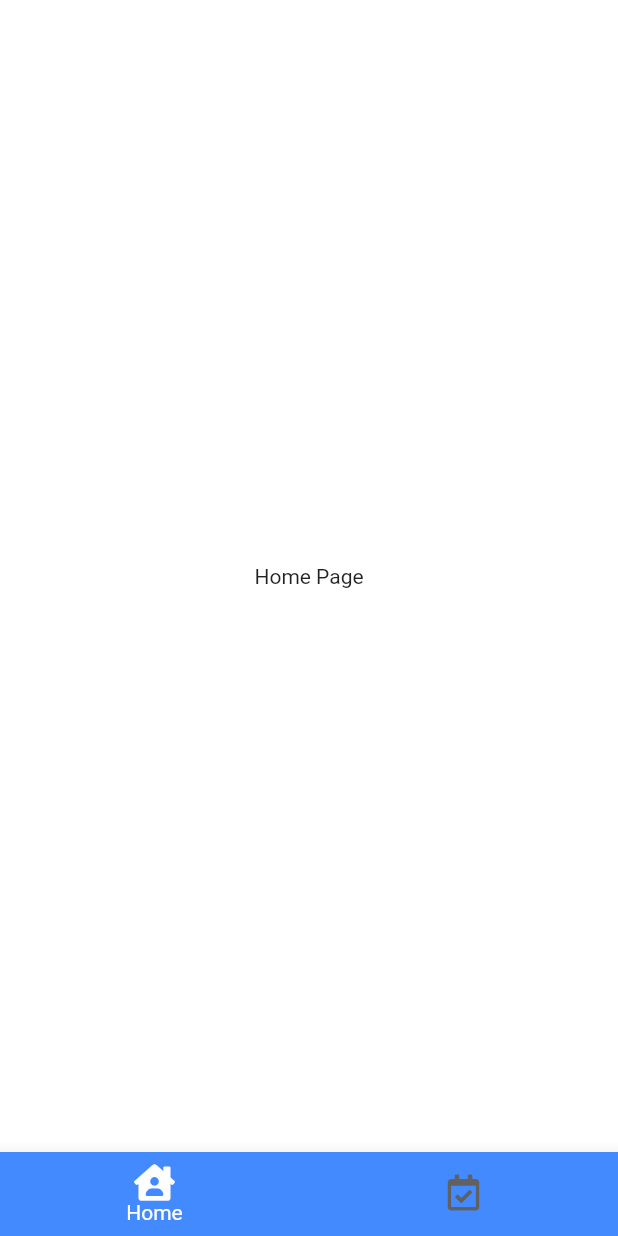
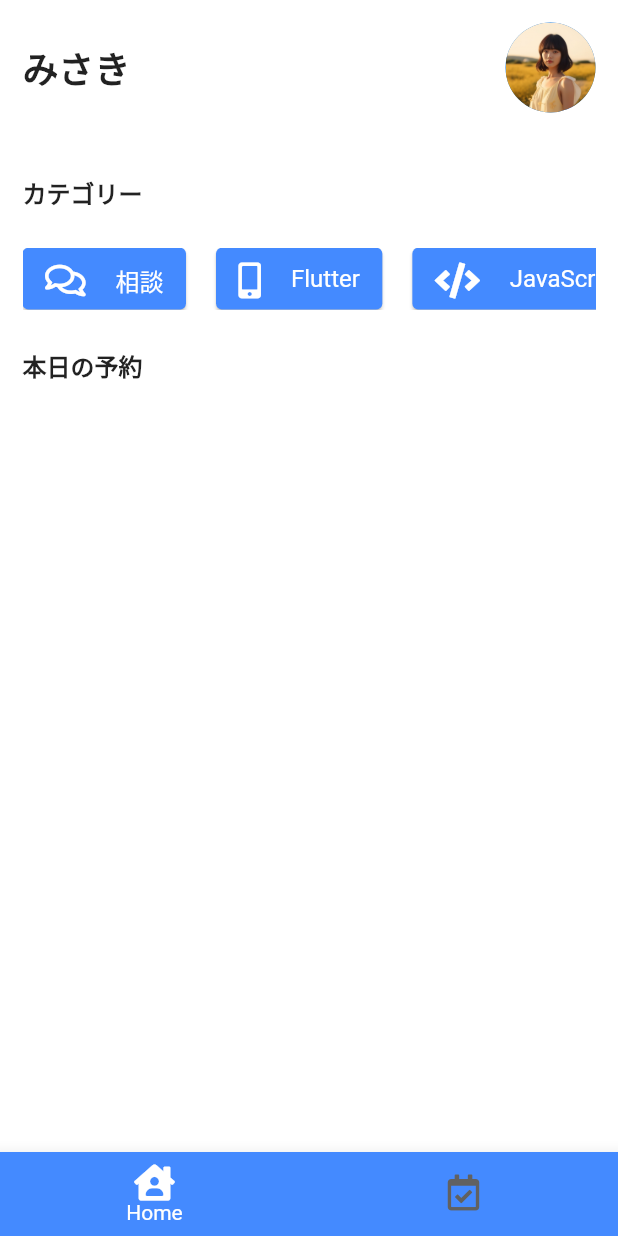
Before and after one commit to shinnkura/flutter_and_laravel, a Flutter app: the screen it shows after launch, after a tap on "サインイン", on a phone screen of 412 x 824 dp. Run offline on Flutter 3.47's test engine with Material 2 defaults, Android fonts, the phone set to English and light mode, and no system bars; our stand-ins replace font_awesome_flutter.

Commit message:
ホームページのカテゴリの作成

```diff
--- a/analysis_options.yaml
+++ b/analysis_options.yaml
@@ -24,6 +24,8 @@ linter:
   rules:
     prefer_const_constructors: false
     prefer_const_constructors_in_immutables: false
+    prefer_const_declarations: false
+    prefer_const_literals_to_create_immutables: false
     # avoid_print: false  # Uncomment to disable the `avoid_print` rule
     # prefer_single_quotes: true  # Uncomment to enable the `prefer_single_quotes` rule
 # Additional information about this file can be found at
--- a/lib/screens/home_page.dart
+++ b/lib/screens/home_page.dart
@@ -1,216 +1,201 @@
-// // import 'package:doctor_appointment_app/components/appointment_card.dart';
-// // import 'package:doctor_appointment_app/components/doctor_card.dart';
-// // import 'package:doctor_appointment_app/models/auth_model.dart';
-// // import 'package:doctor_appointment_app/utils/config.dart';
-// import 'package:flutter/material.dart';
-// import 'package:flutter_and_laravel/utils/config.dart';
-// import 'package:font_awesome_flutter/font_awesome_flutter.dart';
+// import 'package:doctor_appointment_app/components/appointment_card.dart';
+// import 'package:doctor_appointment_app/components/doctor_card.dart';
+// import 'package:doctor_appointment_app/models/auth_model.dart';
+// import 'package:doctor_appointment_app/utils/config.dart';
+import 'package:flutter/material.dart';
+import 'package:flutter_and_laravel/utils/config.dart';
+import 'package:font_awesome_flutter/font_awesome_flutter.dart';
 // import 'package:provider/provider.dart';
 
-// class HomePage extends StatefulWidget {
-//   const HomePage({Key? key}) : super(key: key);
-
-//   @override
-//   State<HomePage> createState() => _HomePageState();
-// }
-
-// class _HomePageState extends State<HomePage> {
-//   Map<String, dynamic> user = {};
-//   Map<String, dynamic> doctor = {};
-//   List<dynamic> favList = [];
-//   List<Map<String, dynamic>> medCat = [
-//     {
-//       "icon": FontAwesomeIcons.userDoctor,
-//       "category": "General",
-//     },
-//     {
-//       "icon": FontAwesomeIcons.heartPulse,
-//       "category": "Cardiology",
-//     },
-//     {
-//       "icon": FontAwesomeIcons.lungs,
-//       "category": "Respirations",
-//     },
-//     {
-//       "icon": FontAwesomeIcons.hands,
-//       "category": "Dermatology",
-//     },
-//     {
-//       "icon": FontAwesomeIcons.personPregnant,
-//       "category": "Gynecology",
-//     },
-//     {
-//       "icon": FontAwesomeIcons.teeth,
-//       "category": "Dental",
-//     },
-//   ];
-
-//   @override
-//   Widget build(BuildContext context) {
-//     Config().init(context);
-//     user = Provider.of<AuthModel>(context, listen: false).getUser;
-//     doctor = Provider.of<AuthModel>(context, listen: false).getAppointment;
-//     favList = Provider.of<AuthModel>(context, listen: false).getFav;
-
-//     return Scaffold(
-//       //if user is empty, then return progress indicator
-//       body: user.isEmpty
-//           ? const Center(
-//               child: CircularProgressIndicator(),
-//             )
-//           : Padding(
-//               padding: const EdgeInsets.symmetric(
-//                 horizontal: 15,
-//                 vertical: 15,
-//               ),
-//               child: SafeArea(
-//                 child: SingleChildScrollView(
-//                   child: Column(
-//                     mainAxisAlignment: MainAxisAlignment.start,
-//                     crossAxisAlignment: CrossAxisAlignment.start,
-//                     children: <Widget>[
-//                       Row(
-//                         mainAxisAlignment: MainAxisAlignment.spaceBetween,
-//                         children: <Widget>[
-//                           Text(
-//                             user['name'],
-//                             style: const TextStyle(
-//                               fontSize: 24,
-//                               fontWeight: FontWeight.bold,
-//                             ),
-//                           ),
-//                           const SizedBox(
-//                             child: CircleAvatar(
-//                               radius: 30,
-//                               backgroundImage:
-//                                   AssetImage('assets/profile1.jpg'),
-//                             ),
-//                           )
-//                         ],
-//                       ),
-//                       Config.spaceMedium,
-//                       const Text(
-//                         'Category',
-//                         style: TextStyle(
-//                           fontSize: 16,
-//                           fontWeight: FontWeight.bold,
-//                         ),
-//                       ),
-//                       Config.spaceSmall,
-//                       SizedBox(
-//                         height: Config.heightSize * 0.05,
-//                         child: ListView(
-//                           scrollDirection: Axis.horizontal,
-//                           children:
-//                               List<Widget>.generate(medCat.length, (index) {
-//                             return Card(
-//                               margin: const EdgeInsets.only(right: 20),
-//                               color: Config.primaryColor,
-//                               child: Padding(
-//                                 padding: const EdgeInsets.symmetric(
-//                                     horizontal: 15, vertical: 10),
-//                                 child: Row(
-//                                   mainAxisAlignment:
-//                                       MainAxisAlignment.spaceAround,
-//                                   children: <Widget>[
-//                                     FaIcon(
-//                                       medCat[index]['icon'],
-//                                       color: Colors.white,
-//                                     ),
-//                                     const SizedBox(
-//                                       width: 20,
-//                                     ),
-//                                     Text(
-//                                       medCat[index]['category'],
-//                                       style: const TextStyle(
-//                                         fontSize: 16,
-//                                         color: Colors.white,
-//                                       ),
-//                                     ),
-//                                   ],
-//                                 ),
-//                               ),
-//                             );
-//                           }),
-//                         ),
-//                       ),
-//                       Config.spaceSmall,
-//                       const Text(
-//                         'Appointment Today',
-//                         style: TextStyle(
-//                           fontSize: 16,
-//                           fontWeight: FontWeight.bold,
-//                         ),
-//                       ),
-//                       Config.spaceSmall,
-//                       doctor.isNotEmpty
-//                           ? AppointmentCard(
-//                               doctor: doctor,
-//                               color: Config.primaryColor,
-//                             )
-//                           : Container(
-//                               width: double.infinity,
-//                               decoration: BoxDecoration(
-//                                 color: Colors.grey.shade300,
-//                                 borderRadius: BorderRadius.circular(10),
-//                               ),
-//                               child: const Center(
-//                                 child: Padding(
-//                                   padding: EdgeInsets.all(20),
-//                                   child: Text(
-//                                     'No Appointment Today',
-//                                     style: TextStyle(
-//                                       fontSize: 16,
-//                                       fontWeight: FontWeight.w600,
-//                                     ),
-//                                   ),
-//                                 ),
-//                               ),
-//                             ),
-//                       Config.spaceSmall,
-//                       const Text(
-//                         'Top Doctors',
-//                         style: TextStyle(
-//                           fontSize: 16,
-//                           fontWeight: FontWeight.bold,
-//                         ),
-//                       ),
-//                       Config.spaceSmall,
-//                       Column(
-//                         children: List.generate(user['doctor'].length, (index) {
-//                           return DoctorCard(
-//                             doctor: user['doctor'][index],
-//                             //if lates fav list contains particular doctor id, then show fav icon
-//                             isFav: favList
-//                                     .contains(user['doctor'][index]['doc_id'])
-//                                 ? true
-//                                 : false,
-//                           );
-//                         }),
-//                       ),
-//                     ],
-//                   ),
-//                 ),
-//               ),
-//             ),
-//     );
-//   }
-// }
-
-import 'package:flutter/material.dart';
-
 class HomePage extends StatefulWidget {
-  const HomePage({super.key});
+  const HomePage({Key? key}) : super(key: key);
 
   @override
   State<HomePage> createState() => _HomePageState();
 }
 
 class _HomePageState extends State<HomePage> {
+  Map<String, dynamic> user = {};
+  Map<String, dynamic> doctor = {};
+  List<dynamic> favList = [];
+  List<Map<String, dynamic>> medCat = [
+    {
+      "icon": FontAwesomeIcons.comments, // 相談を表すアイコン
+      "category": "相談",
+    },
+    {
+      "icon": FontAwesomeIcons.mobileAlt, // Flutterを表すアイコン
+      "category": "Flutter",
+    },
+    {
+      "icon": FontAwesomeIcons.code, // フロントを表すアイコン
+      "category": "JavaScript",
+    },
+    {
+      "icon": FontAwesomeIcons.code, // PHPを表すアイコン
+      "category": "PHP",
+    },
+    {
+      "icon": FontAwesomeIcons.code, // Pythonを表すアイコン
+      "category": "Python",
+    },
+    {
+      "icon": FontAwesomeIcons.code, // Javaを表すアイコン
+      "category": "Java",
+    }
+  ];
+
   @override
   Widget build(BuildContext context) {
-    return Center(
-      child: Text('Home Page'),
+    // Config().init(context);
+    // user = Provider.of<AuthModel>(context, listen: false).getUser;
+    // doctor = Provider.of<AuthModel>(context, listen: false).getAppointment;
+    // favList = Provider.of<AuthModel>(context, listen: false).getFav;
+
+    return Scaffold(
+      //if user is empty, then return progress indicator
+      // body: user.isEmpty
+      //     ? const Center(
+      //         child: CircularProgressIndicator(),
+      //       )
+      //     : Padding(
+      //         padding: const EdgeInsets.symmetric(
+      //           horizontal: 15,
+      //           vertical: 15,
+      //         ),
+      body: Padding(
+        padding: const EdgeInsets.symmetric(
+          horizontal: 15,
+          vertical: 15,
+        ),
+        child: SafeArea(
+          child: SingleChildScrollView(
+            child: Column(
+              mainAxisAlignment: MainAxisAlignment.start,
+              crossAxisAlignment: CrossAxisAlignment.start,
+              children: <Widget>[
+                Row(
+                  mainAxisAlignment: MainAxisAlignment.spaceBetween,
+                  children: <Widget>[
+                    Text(
+                      // user['name'],
+                      'みさき',
+                      style: const TextStyle(
+                        fontSize: 24,
+                        fontWeight: FontWeight.bold,
+                      ),
+                    ),
+                    const SizedBox(
+                      child: CircleAvatar(
+                        radius: 30,
+                        backgroundImage: AssetImage('assets/profile1.jpg'),
+                      ),
+                    )
+                  ],
+                ),
+                Config.spaceMedium,
+                const Text(
+                  'カテゴリー',
+                  style: TextStyle(
+                    fontSize: 16,
+                    fontWeight: FontWeight.bold,
+                  ),
+                ),
+                Config.spaceSmall,
+                SizedBox(
+                  height: Config.heightSize * 0.05,
+                  child: ListView(
+                    scrollDirection: Axis.horizontal,
+                    children: List<Widget>.generate(medCat.length, (index) {
+                      return Card(
+                        margin: const EdgeInsets.only(right: 20),
+                        color: Config.primaryColor,
+                        child: Padding(
+                          padding: const EdgeInsets.symmetric(
+                              horizontal: 15, vertical: 10),
+                          child: Row(
+                            mainAxisAlignment: MainAxisAlignment.spaceAround,
+                            children: <Widget>[
+                              FaIcon(
+                                medCat[index]['icon'],
+                                color: Colors.white,
+                              ),
+                              const SizedBox(
+                                width: 20,
+                              ),
+                              Text(
+                                medCat[index]['category'],
+                                style: const TextStyle(
+                                  fontSize: 16,
+                                  color: Colors.white,
+                                ),
+                              ),
+                            ],
+                          ),
+                        ),
+                      );
+                    }),
+                  ),
+                ),
+                Config.spaceSmall,
+                const Text(
+                  '本日の予約',
+                  style: TextStyle(
+                    fontSize: 16,
+                    fontWeight: FontWeight.bold,
+                  ),
+                ),
+                Config.spaceSmall,
+                // doctor.isNotEmpty
+                //     ? AppointmentCard(
+                //         doctor: doctor,
+                //         color: Config.primaryColor,
+                //       )
+                //     : Container(
+                //         width: double.infinity,
+                //         decoration: BoxDecoration(
+                //           color: Colors.grey.shade300,
+                //           borderRadius: BorderRadius.circular(10),
+                //         ),
+                //         child: const Center(
+                //           child: Padding(
+                //             padding: EdgeInsets.all(20),
+                //             child: Text(
+                //               'No Appointment Today',
+                //               style: TextStyle(
+                //                 fontSize: 16,
+                //                 fontWeight: FontWeight.w600,
+                //               ),
+                //             ),
+                //           ),
+                //         ),
+                //       ),
+                // Config.spaceSmall,
+                // const Text(
+                //   'Top Doctors',
+                //   style: TextStyle(
+                //     fontSize: 16,
+                //     fontWeight: FontWeight.bold,
+                //   ),
+                // ),
+                // Config.spaceSmall,
+                // Column(
+                //   children: List.generate(user['doctor'].length, (index) {
+                //     return DoctorCard(
+                //       doctor: user['doctor'][index],
+                //       //if lates fav list contains particular doctor id, then show fav icon
+                //       isFav: favList
+                //               .contains(user['doctor'][index]['doc_id'])
+                //           ? true
+                //           : false,
+                //     );
+                // }),
+                // ),
+              ],
+            ),
+          ),
+        ),
+      ),
     );
   }
 }
```
Also changed, not shown: assets/profile1.jpg (added).
